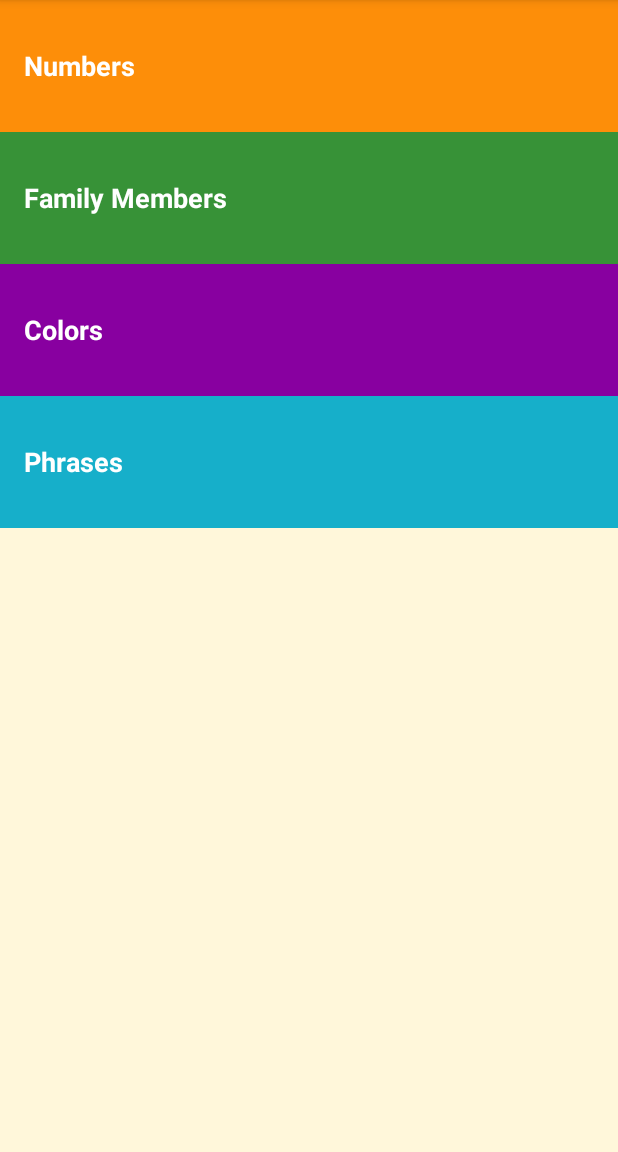
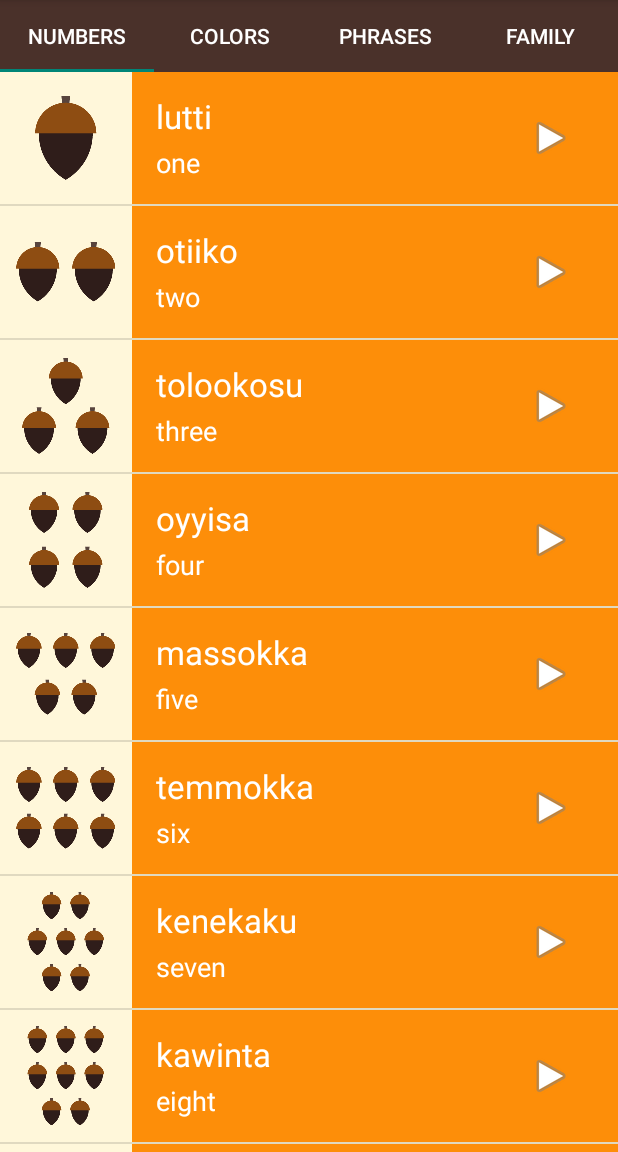
Before and after one commit to Avjeet/Miwok-Stater-code, an Android app: the screen it shows after launch (MainActivity), on a phone screen of 412 x 824 dp, the part 84-1236 px from its top. Run offline under Robolectric (Android 15) with nearby library versions, the phone set to English and light mode, and no system bars.

Commit message:
Added tabs layout

```diff
--- a/app/src/main/java/com/example/android/miwok/ClickListener.java
+++ b/app/src/main/java/com/example/android/miwok/ClickListener.java
@@ -1,8 +1,10 @@
 package com.example.android.miwok;
 
+import android.app.Activity;
 import android.content.Context;
 import android.media.AudioManager;
 import android.media.MediaPlayer;
+import android.support.v4.app.FragmentActivity;
 import android.view.View;
 import android.widget.AdapterView;
 import android.widget.ImageView;
@@ -17,6 +19,7 @@ import java.util.ArrayList;
  */
 
 public class ClickListener implements AdapterView.OnItemClickListener {
+    private FragmentActivity mActivity;
     private Context mContext;
     private ArrayList<Word> mWord;
     private Word word;
@@ -33,16 +36,6 @@ public class ClickListener implements AdapterView.OnItemClickListener {
                     mediaPlayer.start();
                     break;
 
-                case AudioManager.AUDIOFOCUS_LOSS_TRANSIENT:
-                    mediaPlayer.pause();
-                    mediaPlayer.seekTo(0);
-                    break;
-
-                case AudioManager.AUDIOFOCUS_LOSS_TRANSIENT_CAN_DUCK:
-                    mediaPlayer.pause();
-                    mediaPlayer.seekTo(0);
-                    break;
-
                 case AudioManager.AUDIOFOCUS_LOSS:
                     mediaPlayer.stop();
                     releaseMediaPlayer();
@@ -50,16 +43,17 @@ public class ClickListener implements AdapterView.OnItemClickListener {
         }
     };
 
-    ClickListener(Context context, ArrayList<Word> word) {
-        mContext = context;
+    ClickListener(FragmentActivity activity, ArrayList<Word> word) {
+        mContext = activity.getBaseContext();
+        mActivity= activity;
         mWord = word;
-        audioManager = (AudioManager) mContext.getSystemService(Context.AUDIO_SERVICE);
+        audioManager = (AudioManager) mActivity.getSystemService(Context.AUDIO_SERVICE);
 
-        result = audioManager.requestAudioFocus(mOnAudioFocusChangeListener, AudioManager.STREAM_MUSIC, AudioManager.AUDIOFOCUS_GAIN_TRANSIENT);
     }
 
     @Override
     public void onItemClick(AdapterView<?> parent, View view, int position, long id) {
+        releaseMediaPlayer();
         word = mWord.get(position);
 
         Toast.makeText(mContext, word.getMiwokTranslation(), Toast.LENGTH_SHORT).show();
@@ -67,6 +61,7 @@ public class ClickListener implements AdapterView.OnItemClickListener {
         mImageView = (ImageView) view.findViewById(R.id.play_button);
         setPauseImage();
 
+        result = audioManager.requestAudioFocus(mOnAudioFocusChangeListener, AudioManager.STREAM_MUSIC, AudioManager.AUDIOFOCUS_GAIN_TRANSIENT);
 
         if (result == AudioManager.AUDIOFOCUS_REQUEST_GRANTED) {
             // We have audio focus now.
--- a/app/src/main/java/com/example/android/miwok/ColorsFragment.java
+++ b/app/src/main/java/com/example/android/miwok/ColorsFragment.java
@@ -56,13 +56,14 @@ public class ColorsFragment extends Fragment {
         words.add(new Word("mustard yellow", "chiwiiṭә", R.drawable.color_mustard_yellow, R.raw.color_mustard_yellow));
 
 
+
         WordAdapter itemsAdapter = new WordAdapter(getActivity(), words, R.color.category_colors);
 
         ListView listView = (ListView) rootView.findViewById(R.id.list);
 
         listView.setAdapter(itemsAdapter);
 
-        clickListener = new ClickListener(getActivity().getBaseContext(), words);
+        clickListener = new ClickListener(getActivity(), words);
         listView.setOnItemClickListener(clickListener);
 
         return rootView;
--- a/app/src/main/java/com/example/android/miwok/FamilyFragment.java
+++ b/app/src/main/java/com/example/android/miwok/FamilyFragment.java
@@ -59,7 +59,7 @@ public class FamilyFragment extends Fragment {
 
         listView.setAdapter(itemsAdapter);
 
-        clickListener = new ClickListener(getActivity().getBaseContext(), words);
+        clickListener = new ClickListener(getActivity(), words);
         listView.setOnItemClickListener(clickListener);
 
         return rootView;
--- a/app/src/main/java/com/example/android/miwok/MainActivity.java
+++ b/app/src/main/java/com/example/android/miwok/MainActivity.java
@@ -15,12 +15,11 @@
  */
 package com.example.android.miwok;
 
-import android.content.Intent;
+
 import android.os.Bundle;
+import android.support.design.widget.TabLayout;
+import android.support.v4.view.ViewPager;
 import android.support.v7.app.AppCompatActivity;
-import android.view.MenuItem;
-import android.view.View;
-import android.widget.TextView;
 
 
 public class MainActivity extends AppCompatActivity {
@@ -29,42 +28,24 @@ public class MainActivity extends AppCompatActivity {
     protected void onCreate(Bundle savedInstanceState) {
         super.onCreate(savedInstanceState);
 
+
         // Set the content of the activity to use the activity_main.xml layout file
         setContentView(R.layout.activity_main);
 
-        TextView numbers = (TextView) findViewById(R.id.numbers);
-        numbers.setOnClickListener(new View.OnClickListener() {
-            @Override
-            public void onClick(View v) {
-                Intent i = new Intent(getBaseContext(), Numbers.class);
-                startActivity(i);
-            }
-        });
-        TextView family = (TextView) findViewById(R.id.colors);
-        family.setOnClickListener(new View.OnClickListener() {
-            @Override
-            public void onClick(View v) {
-                Intent i = new Intent(getBaseContext(), Colors.class);
-                startActivity(i);
-            }
-        });
-        TextView colors = (TextView) findViewById(R.id.family);
-        colors.setOnClickListener(new View.OnClickListener() {
-            @Override
-            public void onClick(View v) {
-                Intent i = new Intent(getBaseContext(), Family_Members.class);
-                startActivity(i);
-            }
-        });
-        TextView phrases = (TextView) findViewById(R.id.phrases);
-        phrases.setOnClickListener(new View.OnClickListener() {
-            @Override
-            public void onClick(View v) {
-                Intent i = new Intent(getBaseContext(), Phrases.class);
-                startActivity(i);
-            }
-        });
+
+        ViewPager viewPager = (ViewPager) findViewById(R.id.viewPager);
+
+        SimpleFragmentPagerAdapter adapter = new SimpleFragmentPagerAdapter(getBaseContext(),getSupportFragmentManager());
+
+        viewPager.setAdapter(adapter);
+
+        TabLayout tablayout = (TabLayout)findViewById(R.id.tabLayout);
+        tablayout.setupWithViewPager(viewPager);
+
+
+
     }
 
 
+
 }
--- a/app/src/main/java/com/example/android/miwok/NumbersFragment.java
+++ b/app/src/main/java/com/example/android/miwok/NumbersFragment.java
@@ -61,7 +61,7 @@ public class NumbersFragment extends Fragment {
 
         listView.setAdapter(itemsAdapter);
 
-        clickListener = new ClickListener(getActivity().getBaseContext(), words);
+        clickListener = new ClickListener(getActivity(), words);
         listView.setOnItemClickListener(clickListener);
 
         return rootView;
--- a/app/src/main/java/com/example/android/miwok/PhrasesFragment.java
+++ b/app/src/main/java/com/example/android/miwok/PhrasesFragment.java
@@ -55,7 +55,7 @@ public class PhrasesFragment extends Fragment {
 
         listView.setAdapter(itemsAdapter);
 
-        clickListener = new ClickListener(getActivity().getBaseContext(), words);
+        clickListener = new ClickListener(getActivity(), words);
         listView.setOnItemClickListener(clickListener);
         return rootView;
     }
--- /dev/null
+++ b/app/src/main/java/com/example/android/miwok/SimpleFragmentPagerAdapter.java
@@ -0,0 +1,57 @@
+package com.example.android.miwok;
+
+import android.content.Context;
+import android.support.v4.app.Fragment;
+import android.support.v4.app.FragmentManager;
+import android.support.v4.app.FragmentPagerAdapter;
+
+/**
+ * Created by AVJEET on 30-01-2017.
+ */
+
+public class SimpleFragmentPagerAdapter extends FragmentPagerAdapter {
+    private Context mContext;
+    public SimpleFragmentPagerAdapter(Context context , FragmentManager fm) {
+        super(fm);
+        mContext=context;
+
+    }
+
+    @Override
+    public int getCount() {
+        return 4;
+    }
+
+    @Override
+    public Fragment getItem(int position) {
+
+        switch(position){
+            case 0: return new NumbersFragment();
+
+            case 1: return new ColorsFragment();
+
+            case 2: return new PhrasesFragment();
+
+            case 3: return new FamilyFragment();
+
+            default:return null;
+        }
+
+    }
+
+    @Override
+    public CharSequence getPageTitle(int position) {
+        switch(position){
+            case 0: return mContext.getString(R.string.category_numbers);
+
+            case 1: return mContext.getString(R.string.category_colors);
+
+            case 2: return mContext.getString(R.string.category_phrases);
+
+            case 3: return "Family";
+
+        default: return null;
+        }
+
+    }
+}
--- a/app/src/main/res/layout/activity_main.xml
+++ b/app/src/main/res/layout/activity_main.xml
@@ -7,51 +7,16 @@
     android:orientation="vertical"
     tools:context="com.example.android.miwok.MainActivity">
 
-    <!-- Numbers category -->
-    <FrameLayout
+    <android.support.design.widget.TabLayout
         android:layout_width="match_parent"
         android:layout_height="wrap_content"
-        android:background="@color/category_numbers">
-        <TextView
-            android:id="@+id/numbers"
-            style="@style/CategoryStyle"
-            android:background="?android:attr/selectableItemBackground"
-            android:text="@string/category_numbers" />
-    </FrameLayout>
+        android:id="@+id/tabLayout"
+        style="@style/MyCustomTabLayout">
+    </android.support.design.widget.TabLayout>
+    <android.support.v4.view.ViewPager
+        android:layout_width="match_parent"
+        android:layout_height="match_parent"
+        android:id="@+id/viewPager"/>
 
-    <!-- Family category -->
-    <FrameLayout
-        android:layout_width="match_parent"
-        android:layout_height="wrap_content"
-        android:background="@color/category_family">
-        <TextView
-            android:id="@+id/family"
-            style="@style/CategoryStyle"
-            android:background="?android:attr/selectableItemBackground"
-            android:text="@string/category_family" />
-    </FrameLayout>
 
-    <!-- Colors category -->
-    <FrameLayout
-        android:layout_width="match_parent"
-        android:layout_height="wrap_content"
-        android:background="@color/category_colors">
-        <TextView
-            android:id="@+id/colors"
-            style="@style/CategoryStyle"
-            android:background="?android:attr/selectableItemBackground"
-            android:text="@string/category_colors" />
-    </FrameLayout>
-
-    <!-- Phrases category -->
-    <FrameLayout
-        android:layout_width="match_parent"
-        android:layout_height="wrap_content"
-        android:background="@color/category_phrases">
-        <TextView
-            android:id="@+id/phrases"
-            style="@style/CategoryStyle"
-            android:background="?android:attr/selectableItemBackground"
-            android:text="@string/category_phrases" />
-    </FrameLayout>
 </LinearLayout>
--- a/app/src/main/res/values/styles.xml
+++ b/app/src/main/res/values/styles.xml
@@ -30,4 +30,15 @@
         <item name="android:textStyle">bold</item>
         <item name="android:textAppearance">?android:textAppearanceMedium</item>
     </style>
+
+    <style name="MyCustomTabLayout" parent="Widget.Design.TabLayout">
+        <item name="tabMaxWidth">0dp</item>
+        <item name="tabIndicatorColor">?attr/colorAccent</item>
+        <item name="tabIndicatorHeight">2dp</item>
+        <item name="tabPaddingStart">12dp</item>
+        <item name="tabPaddingEnd">12dp</item>
+        <item name="tabBackground">@color/primary_color</item>
+        <item name="tabSelectedTextColor">#ffffff</item>
+        <item name="tabTextColor">#ffffff</item>
+    </style>
 </resources>
```
Also changed, not shown: app/src/main/AndroidManifest.xml (+0 -15 lines), app/src/main/java/com/example/android/miwok/Colors.java (deleted, +0 -19 lines), app/src/main/java/com/example/android/miwok/Family_Members.java (deleted, +0 -20 lines), app/src/main/java/com/example/android/miwok/Numbers.java (deleted, +0 -21 lines), app/src/main/java/com/example/android/miwok/Phrases.java (deleted, +0 -19 lines), app/src/main/res/layout/activity_category.xml (deleted, +0 -9 lines).
